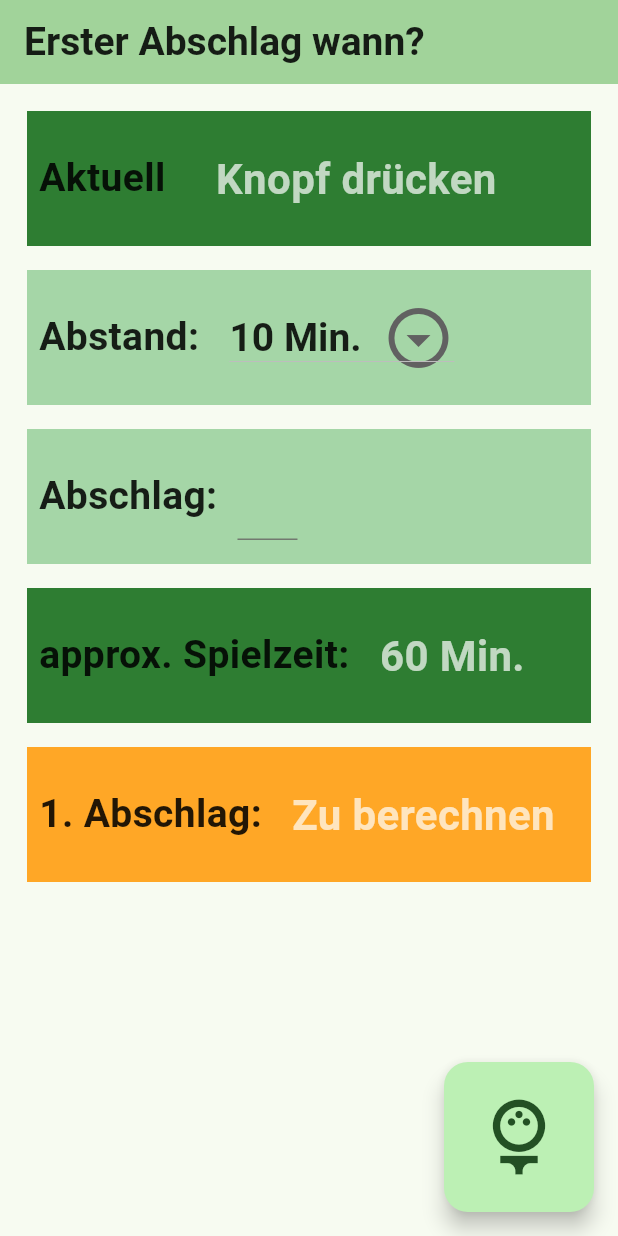
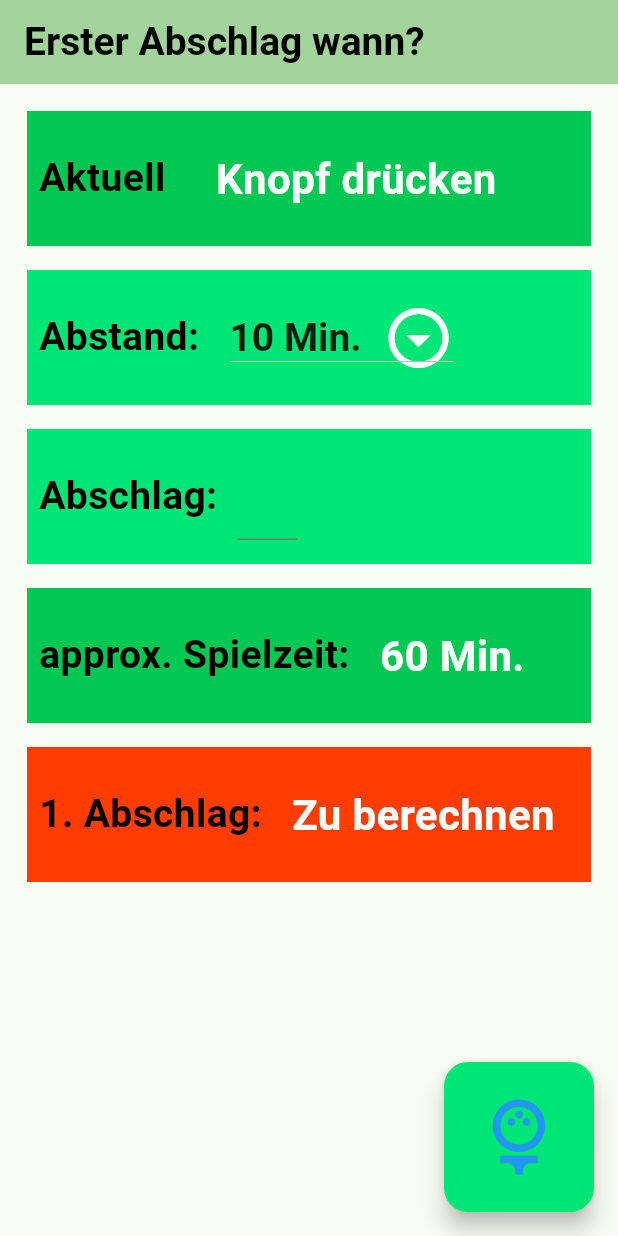
Before and after one commit to chrbuchsteiner61/approx_teeone, a Flutter app: the screen it shows after launch, on a phone screen of 412 x 824 dp. Run offline on Flutter 3.47's test engine with Material 3 defaults, Android fonts, the phone set to English and light mode, and no system bars.

Commit message:
adjusted colors

```diff
--- a/lib/main.dart
+++ b/lib/main.dart
@@ -2,8 +2,6 @@ import 'package:approx_teeone/selectANumberWidget.dart';
 import 'package:approx_teeone/showResultWidget.dart';
 import 'package:approx_teeone/showATimeWidget.dart';
 import 'package:approx_teeone/simpleInputWidget.dart';
-
-import 'dart:developer';
 
 import 'package:flutter/material.dart';
 import 'package:intl/intl.dart';
@@ -82,13 +80,13 @@ class _MyHomePageState extends State<MyHomePage> {
   final TextStyle normalStyle = const TextStyle(
     fontSize: 26,
     fontWeight: FontWeight.bold,
-    color: Colors.black87,
+    color: Colors.black,
   );
 
   final TextStyle resultStyle = const TextStyle(
     fontSize: 28,
     fontWeight: FontWeight.bold,
-    color: Colors.white70,
+    color: Colors.white,
   );
 
   final myControllerAbstand = TextEditingController();
@@ -150,7 +148,7 @@ class _MyHomePageState extends State<MyHomePage> {
             ),
             selectANumberWidget(
                 normalStyle: normalStyle,
-                aColor: Colors.green[200],
+                aColor: Colors.greenAccent[400],
                 text: 'Abstand:   ',
                 list: startAbstaende,
                 dropdownValue: startAbstaende[2],
@@ -175,7 +173,7 @@ class _MyHomePageState extends State<MyHomePage> {
                 showApproxTime: showApproxTime,
                 normalStyle: normalStyle,
                 resultStyle: resultStyle,
-                aColor: Colors.orange[400],
+                aColor: Colors.deepOrangeAccent[400],
                 containerHeight: containerHeight)
           ],
         ),
@@ -187,7 +185,8 @@ class _MyHomePageState extends State<MyHomePage> {
         child: FloatingActionButton(
           onPressed: _operateTime,
           tooltip: 'Starten',
-          child: const Icon(Icons.sports_golf_sharp, size: 60.0),
+          backgroundColor: Colors.greenAccent[400],
+          child: const Icon(Icons.sports_golf_sharp, size: 60.0, color: Colors.blue),
         ),
       ),
       // This trailing comma makes auto-formatting nicer for build methods.
--- a/lib/selectANumberWidget.dart
+++ b/lib/selectANumberWidget.dart
@@ -64,7 +64,7 @@ class _selectANumberWidgetState extends State<selectANumberWidget> {
           child: DropdownButton<String>(
             value: dropdownValue,
             isExpanded: true,
-            icon: const Icon(Icons.arrow_drop_down_circle_outlined, size: 48.0),
+            icon: const Icon(Icons.arrow_drop_down_circle_outlined, size: 48.0, color: Colors.white,),
             style: const TextStyle(
               fontSize: 26,
               fontWeight: FontWeight.bold,
--- a/lib/showATimeWidget.dart
+++ b/lib/showATimeWidget.dart
@@ -7,7 +7,7 @@ class showATimeWidget extends StatelessWidget {
   final TextStyle normalStyle;
   final TextStyle resultStyle;
   final String uhrzeit;
-  final aColor = Colors.green[800];
+  final aColor = Colors.greenAccent[700];
 
   showATimeWidget({
     required this.text,
--- a/lib/simpleInputWidget.dart
+++ b/lib/simpleInputWidget.dart
@@ -8,7 +8,7 @@ class SimpleInputWidget extends StatelessWidget {
   final TextStyle resultStyle;
   final TextEditingController aFunction;
   final String secondText;
-  final Color? aColor = Colors.green[200];
+  final Color? aColor = Colors.greenAccent[400];
 
   SimpleInputWidget({
     required this.text,
```
